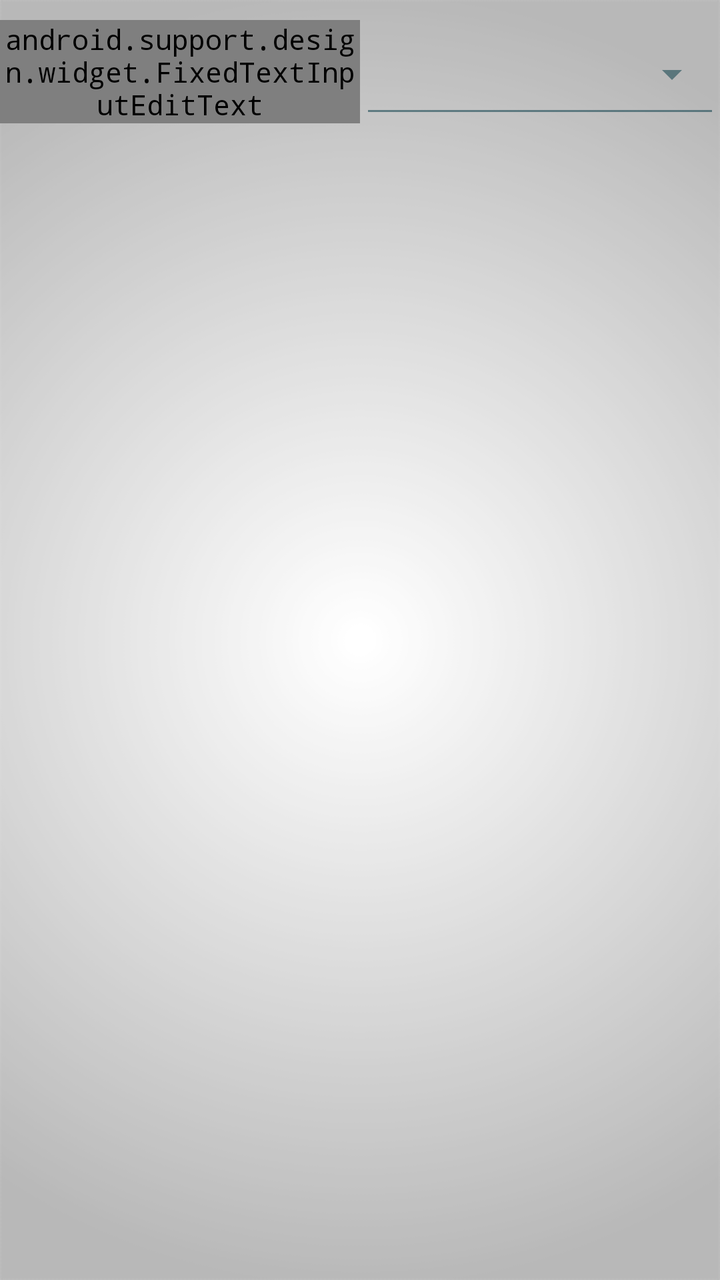
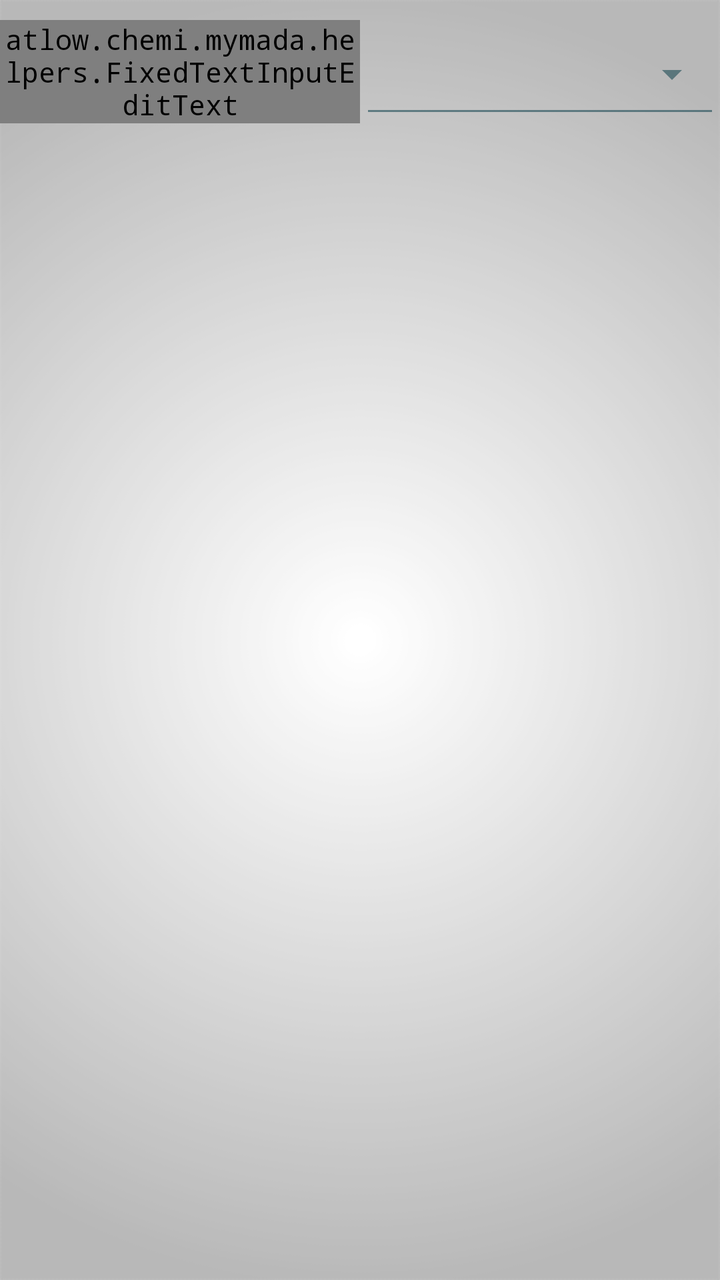

Two renders of the same Android screen: before a commit and after it. Below are the layout's source before the change and the commit's diff.
<!-- AndroidManifest.xml: application theme AppTheme -->
<!-- res/layout/add_human.xml -->
<?xml version="1.0" encoding="utf-8"?>
<LinearLayout xmlns:android="http://schemas.android.com/apk/res/android"
    android:orientation="horizontal" android:layout_width="match_parent"
    android:layout_height="match_parent"
    android:layoutDirection="ltr"
    android:baselineAligned="false"
    android:paddingTop="10dp"
    android:paddingBottom="15dp">
    <com.google.android.material.textfield.TextInputLayout
        android:layout_width="0dp"
        android:layout_height="wrap_content"
        android:layout_weight="1"
        android:id="@+id/addManTIL">
        <android.support.design.widget.FixedTextInputEditText
            android:id="@+id/addManName"
            android:layout_width="match_parent"
            android:layout_height="wrap_content"
            android:singleLine="true"
            android:gravity="start"
            android:inputType="textAutoComplete"
            android:hint="@string/teamN" />
    </com.google.android.material.textfield.TextInputLayout>
    <com.google.android.material.textfield.TextInputLayout
        android:layout_width="0dp"
        android:layout_height="wrap_content"
        android:layout_weight="1">
        <Spinner
            android:layout_width="match_parent"
            android:layout_height="54dp"
            android:id="@+id/addManSpinner"
            style="@style/Widget.AppCompat.Spinner.Underlined"
            android:layout_gravity="left"
            android:spinnerMode="dropdown" />
    </com.google.android.material.textfield.TextInputLayout>
</LinearLayout>
<!-- resources referenced by this layout -->
<resources>
  <string name="teamN">שם איש צוות</string>
  <style name="AppTheme" parent="Theme.AppCompat.Light">
          
          <item name="android:textColor">@color/Black</item>
          <item name="colorPrimary">@color/ColorPrimary</item>
          <item name="colorPrimaryDark">@color/ColorPrimaryDark</item>
          <item name="android:textColorHintInverse">@color/ColorBlue</item>
          <item name="actionBarTheme">@style/ThemeOverlay.AppCompat.Dark.ActionBar</item>
          <item name="buttonStyle">@style/FButton</item>
          <item name="android:buttonStyle">@style/FButton</item>
          <item name="colorAccent">@color/materialGrey300</item>
          
          <item name="android:actionMenuTextColor">@color/Black</item>
          <item name="android:itemBackground">@color/materialGrey300</item>
          <item name="android:textColorSecondary">@color/ColorRedDark</item>
          <item name="android:windowBackground">@drawable/ic_bgg</item>
          <item name="android:typeface">monospace</item>
  
          <item name="android:textColorHint">@color/ColorAqua</item>
          <item name="colorControlNormal">@color/ColorBlue</item>
          <item name="colorControlActivated">@color/ColorAqua</item>
          
          <item name="colorControlHighlight">@android:color/transparent</item>
      </style>
  <color name="Black">#000000</color>
  <color name="ColorPrimary">#10133b</color>
  <color name="ColorPrimaryDark">#1a1d4b</color>
  <color name="ColorBlue">#98194853</color>
  <style name="FButton" parent="Theme.AppCompat.Light">
          <item name="colorControlHighlight">@color/ColorBlue</item>
          <item name="android:textColor">@color/ColorAqua</item>
          <item name="android:textSize">20sp</item>
      </style>
  <color name="materialGrey300">#ffe0e0e0</color>
  <color name="ColorRedDark">#6b0000</color>
  <!-- drawable ic_bgg: png bitmap (drawable, 33899 bytes) -->
  <color name="ColorAqua">#32a7c3</color>
</resources>

<!-- the commit's change to res/layout/add_human.xml (unified diff, before → after) -->
@@ -11,7 +11,7 @@
         android:layout_height="wrap_content"
         android:layout_weight="1"
         android:id="@+id/addManTIL">
-        <android.support.design.widget.FixedTextInputEditText
+        <atlow.chemi.mymada.helpers.FixedTextInputEditText
             android:id="@+id/addManName"
             android:layout_width="match_parent"
             android:layout_height="wrap_content"
